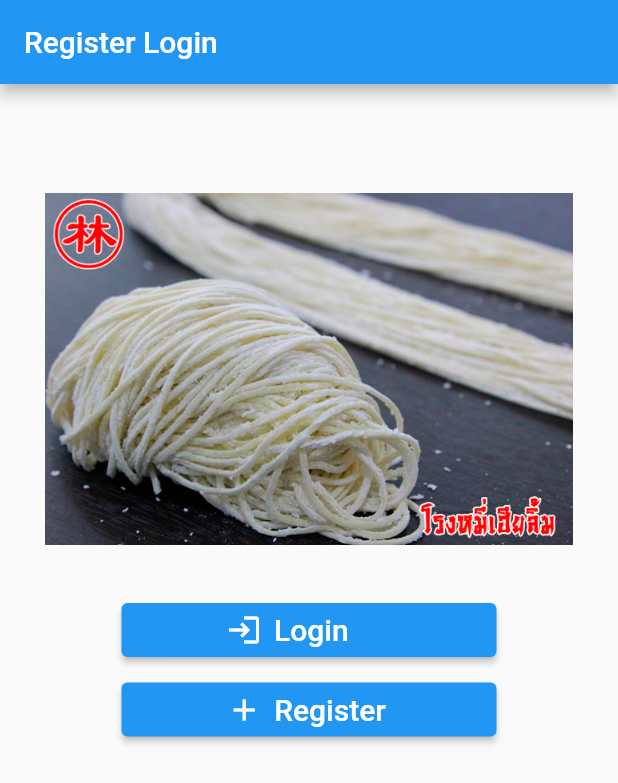
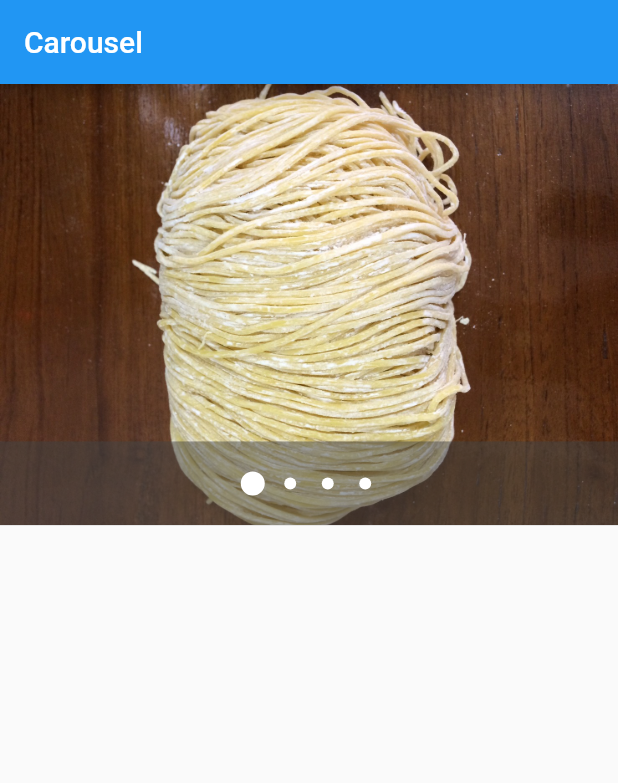
Before and after one commit to noojob001/FlutterShopping, a Flutter app: the screen it shows after launch, on a phone screen of 412 x 824 dp. Shown: the top 783 px of the screen. Run offline on Flutter 3.47's test engine with Material 2 defaults, Android fonts, the phone set to English and light mode, and no system bars; drawn by our look-alikes of carousel_pro; our stand-ins replace firebase_auth, firebase_core, fluttertoast, form_field_validator; accounts and stored records are empty.

Commit message:
Carousel

```diff
--- a/fluttershopping/lib/main.dart
+++ b/fluttershopping/lib/main.dart
@@ -1,5 +1,7 @@
 import 'package:flutter/material.dart';
+// ignore: unused_import
 import 'package:fluttershopping/home.dart';
+import 'package:fluttershopping/shop.dart';
 
 void main() {
   runApp(MyApp());
@@ -14,7 +16,7 @@ class MyApp extends StatelessWidget {
       theme: ThemeData(
         primarySwatch: Colors.blue,
       ),
-      home: HomeScreen()
+      home: ShopScreen()
     );
   }
 }
--- a/fluttershopping/lib/screen/login.dart
+++ b/fluttershopping/lib/screen/login.dart
@@ -3,6 +3,7 @@ import 'package:firebase_core/firebase_core.dart';
 import 'package:flutter/material.dart';
 import 'package:fluttershopping/model/profile.dart';
 import 'package:fluttershopping/screen/welcome.dart';
+import 'package:fluttershopping/shop.dart';
 import 'package:fluttertoast/fluttertoast.dart';
 import 'package:form_field_validator/form_field_validator.dart';
 
@@ -93,7 +94,7 @@ class _LoginScreenState extends State<LoginScreen> {
                                          password: profile.password).then((value){
                                            formKey.currentState.reset();
                                            Navigator.pushReplacement(context, MaterialPageRoute(builder: (context){
-                                             return WelcomeScreen();
+                                             return ShopScreen();
 
                                            }));
 
--- /dev/null
+++ b/fluttershopping/lib/shop.dart
@@ -0,0 +1,45 @@
+import 'package:flutter/material.dart';
+import 'package:carousel_pro/carousel_pro.dart';
+
+class ShopScreen extends StatefulWidget {
+  @override
+  _ShopScreenState createState() => _ShopScreenState();
+}
+
+class _ShopScreenState extends State<ShopScreen> {
+  final carousel = Carousel(
+    boxFit: BoxFit.cover,
+    images: [
+      AssetImage('images/noodle1.jpg'),
+      AssetImage('images/noodle2.jpg'),
+      AssetImage('images/noodle3.jpg'),
+      AssetImage('images/noodle4.jpg')
+    ],
+    animationCurve: Curves.fastOutSlowIn,
+    animationDuration: Duration(milliseconds: 2000),
+  );
+
+  @override
+  Widget build(BuildContext context) {
+    // ignore: non_constant_identifier_names
+    double ScreenHeight = MediaQuery.of(context).size.height;
+    return Scaffold(
+      appBar: AppBar(
+        title: Text("Carousel"),
+      ),
+      body: Padding(
+        padding: const EdgeInsets.fromLTRB(0, 0, 0, 20),
+        child: Container(
+          height: ScreenHeight / 2.8,
+          child: ClipRRect(
+            borderRadius: BorderRadius.circular(0.0),
+            child: Stack(
+              children: <Widget>[carousel],
+            ),
+          ),
+        ),
+
+      ),
+    );
+  }
+}
--- a/fluttershopping/pubspec.yaml
+++ b/fluttershopping/pubspec.yaml
@@ -32,6 +32,7 @@ dependencies:
   firebase_core: ^1.2.0
   firebase_auth: ^1.2.0
   fluttertoast: ^8.0.7
+  carousel_pro: ^1.0.0
 
 dev_dependencies:
   flutter_test:
@@ -46,6 +47,10 @@ flutter:
 
   assets:
     - images/1.jpg
+    - images/noodle1.jpg
+    - images/noodle2.jpg
+    - images/noodle3.jpg
+    - images/noodle4.jpg
 
 
   # An image asset can refer to one or more resolution-specific "variants", see
```
Also changed, not shown: fluttershopping/images/noodle1.jpg (added), fluttershopping/images/noodle2.jpg (added), fluttershopping/images/noodle3.jpg (added), fluttershopping/images/noodle4.jpg (added).
